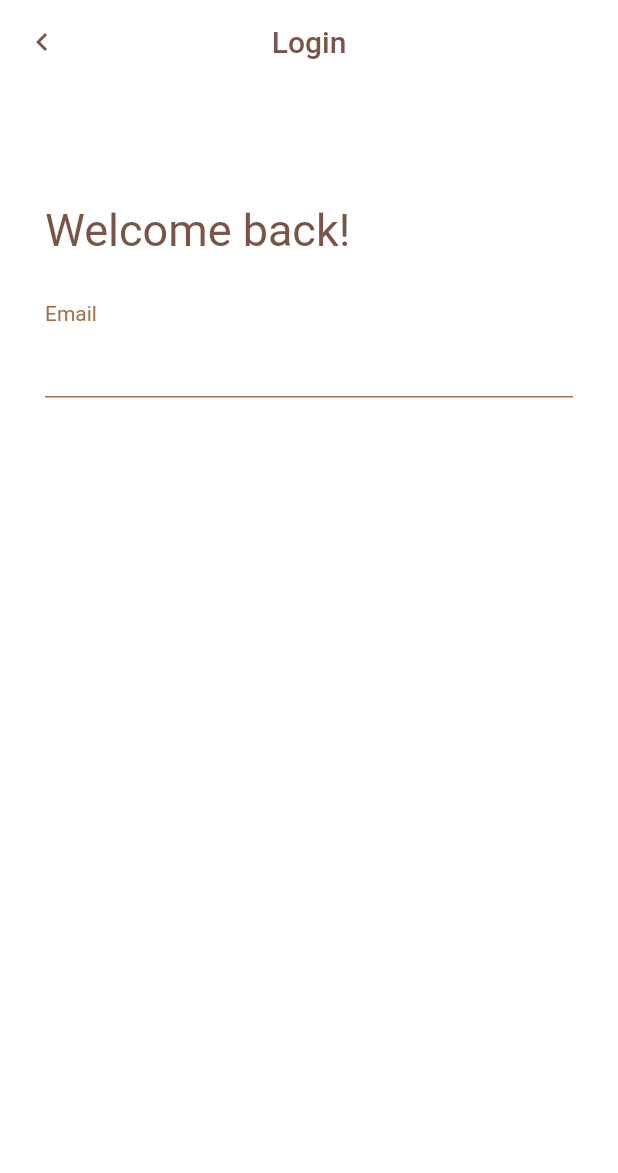
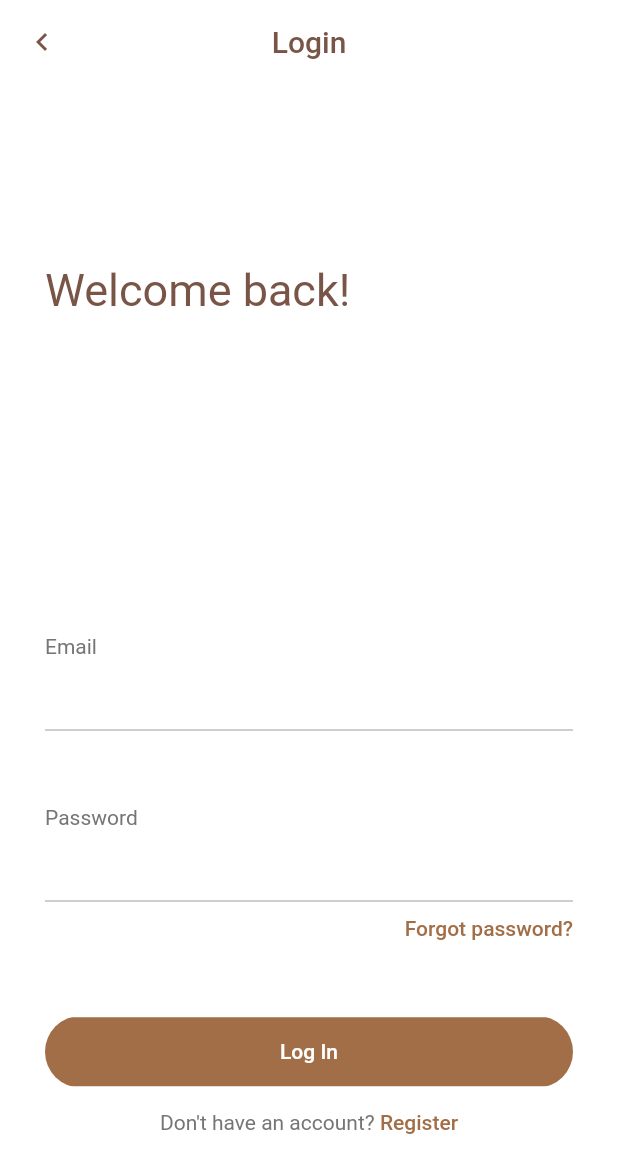
Before and after one commit to Mohammed-Benotmane/Jet-Coffee-Shop, a Flutter app: the screen it shows after launch, on a phone screen of 412 x 824 dp. Shown: the top 1173 px of the screen. Run offline on Flutter 3.47's test engine with Material 2 defaults, Android fonts, the phone set to English and light mode, and no system bars; our stand-ins replace flutter_spinkit, font_awesome_flutter.

Commit message:
- finishing first try login form screen

```diff
--- a/lib/screens/login-form.dart
+++ b/lib/screens/login-form.dart
@@ -14,26 +14,39 @@ class _LoginFormState extends State<LoginForm> {
       backgroundColor: Colors.white,
       appBar: AppBar(
         elevation: 0,
-        leading: Icon(Icons.keyboard_arrow_left,color: Colors.brown,),
+        leading: Icon(
+          Icons.keyboard_arrow_left,
+          color: Colors.brown,
+        ),
         backgroundColor: Colors.white,
-        title: Text("Login",style: TextStyle(color: Colors.brown),),
+        title: Text(
+          "Login",
+          style: TextStyle(color: Colors.brown),
+        ),
         centerTitle: true,
       ),
       body: Padding(
-        padding: const EdgeInsets.fromLTRB(30,80,30,30),
+        padding: const EdgeInsets.fromLTRB(30, 120, 30, 30),
         child: Column(
           crossAxisAlignment: CrossAxisAlignment.start,
           children: <Widget>[
-            Text(
+            Expanded(
+              flex: 2,
+              child: Text(
                 "Welcome back!",
                 style: TextStyle(fontSize: 30, fontWeight: FontWeight.w400, color: Colors.brown),
               ),
-            SizedBox(height: 30),
-            Text("Email",style: TextStyle(color: darkBrown)),
+            ),
+            Expanded(
+              flex: 3,
+              child: Column(
+                crossAxisAlignment: CrossAxisAlignment.start,
+                children: <Widget>[
+                  Text("Email", style: TextStyle(color: Colors.grey.shade600)),
                   TextField(
                     decoration: InputDecoration(
                       enabledBorder: UnderlineInputBorder(
-                  borderSide: BorderSide(color: darkBrown),
+                        borderSide: BorderSide(color: Colors.grey.shade400),
                       ),
                       focusedBorder: UnderlineInputBorder(
                         borderSide: BorderSide(color: darkBrown),
@@ -44,6 +57,64 @@ class _LoginFormState extends State<LoginForm> {
                     ),
                     cursorColor: darkBrown,
                   ),
+                  SizedBox(height: 50),
+                  Text("Password", style: TextStyle(color: Colors.grey.shade600)),
+                  TextField(
+                    decoration: InputDecoration(
+                      enabledBorder: UnderlineInputBorder(
+                        borderSide: BorderSide(color: Colors.grey.shade400),
+                      ),
+                      focusedBorder: UnderlineInputBorder(
+                        borderSide: BorderSide(color: darkBrown),
+                      ),
+                      border: UnderlineInputBorder(
+                        borderSide: BorderSide(color: darkBrown),
+                      ),
+                    ),
+                    cursorColor: darkBrown,
+                  ),
+                  SizedBox(height: 10),
+                  Row(
+                    mainAxisAlignment: MainAxisAlignment.end,
+                    children: <Widget>[
+                      Text(
+                        "Forgot password?",
+                        style: TextStyle(color: darkBrown,fontWeight: FontWeight.w500),
+                      ),
+                    ],
+                  ),
+                  SizedBox(height: 50),
+                  Column(
+                    crossAxisAlignment: CrossAxisAlignment.stretch,
+                    children: <Widget>[
+                      ClipRRect(
+                          borderRadius: BorderRadius.circular(25),
+                          child: FlatButton(
+                            padding: EdgeInsets.fromLTRB(55, 15, 55, 15),
+                            onPressed: () {},
+                            child: Text(
+                              "Log In",
+                              style: TextStyle(color: Colors.white),
+                            ),
+                            color: darkBrown,
+                          )),
+                    ],
+                  ),
+                  SizedBox(height: 15),
+                  Row(
+                    mainAxisAlignment: MainAxisAlignment.center,
+                    children: <Widget>[
+                      Text("Don\'t have an account?", style: TextStyle(color: Colors.grey.shade600)),
+                      Text(
+                        " Register",
+                        style: TextStyle(color: darkBrown,fontWeight: FontWeight.w500),
+                      ),
+                    ],
+                  ),
+
+                ],
+              ),
+            ),
           ],
         ),
       ),
--- a/pubspec.yaml
+++ b/pubspec.yaml
@@ -25,6 +25,7 @@ dependencies:
     sdk: flutter
   flutter_spinkit: ^4.1.2+1
   font_awesome_flutter: ^8.8.1
+  flutter_svg: ^0.18.1
 
 
   # The following adds the Cupertino Icons font to your application.
```
Lines whose indentation alone changed are shown as unchanged.
